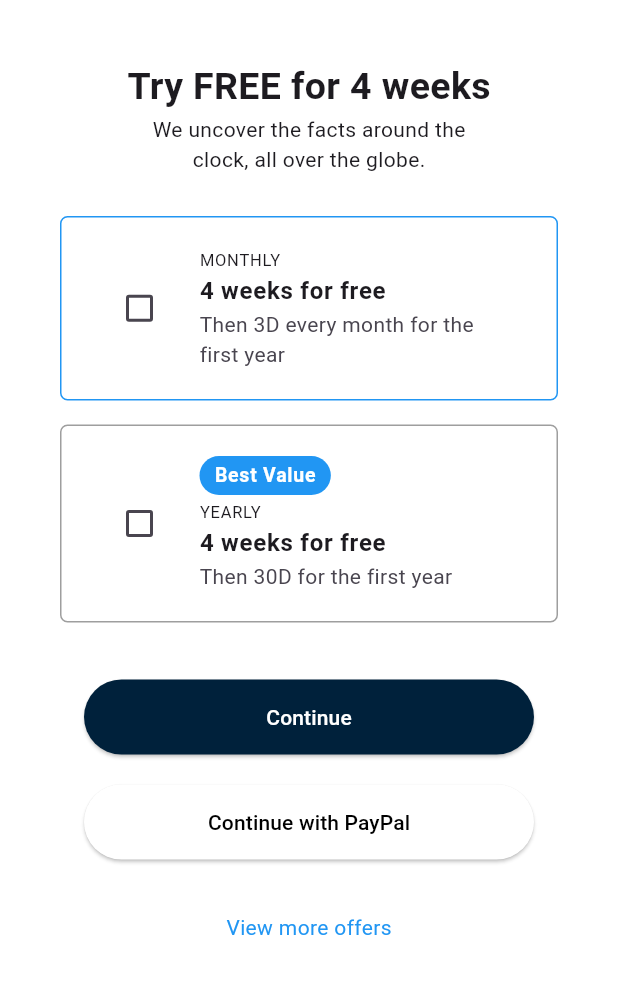
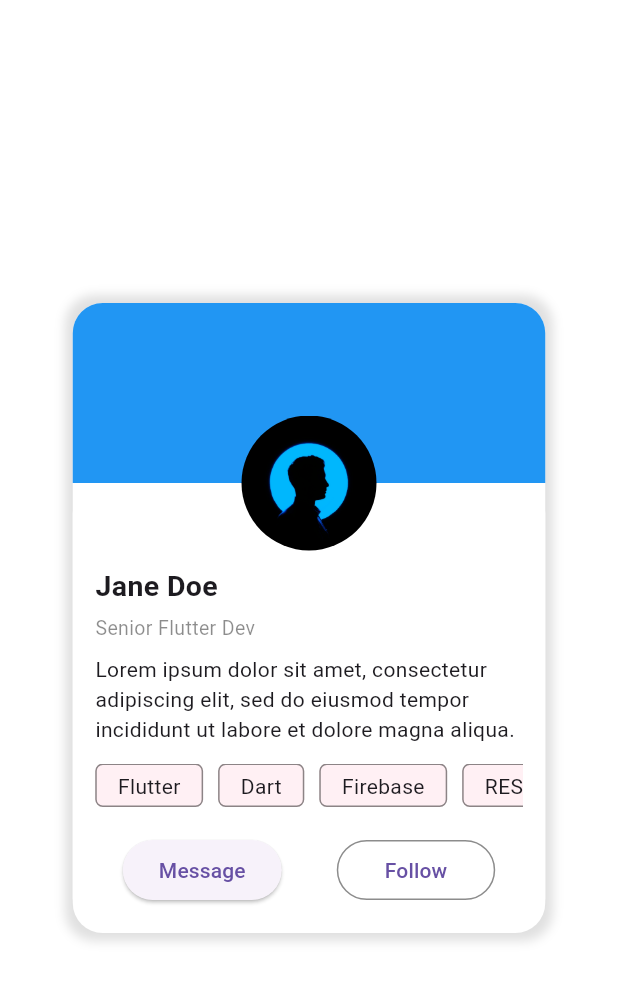
Before and after one commit to AlhasanNO/Flutter-UI-Samples, a Flutter app: the screen it shows after launch, on a phone screen of 412 x 824 dp. Shown: the top 981 px of the screen. Run offline on Flutter 3.47's test engine with Material 3 defaults, Android fonts, the phone set to English and light mode, and no system bars.

Commit message:
feat:(ui samples): add profile sample

```diff
--- a/lib/main.dart
+++ b/lib/main.dart
@@ -1,4 +1,5 @@
 import 'package:flutter/material.dart';
+import 'package:flutter_ui_samples/profile_sample/home_page.dart';
 import 'package:flutter_ui_samples/subscription_sample/views/home_page.dart';
 
 void main() {
@@ -11,7 +12,7 @@ class MyApp extends StatelessWidget {
   @override
   Widget build(BuildContext context) {
     return MaterialApp(
-      home: SubscriptionHomePage(),
+      home: ProfileHomePage(),
     );
   }
 }
--- /dev/null
+++ b/lib/profile_sample/home_page.dart
@@ -0,0 +1,155 @@
+import 'package:flutter/material.dart';
+import 'package:flutter_ui_samples/profile_sample/list_view_item.dart';
+
+class ProfileHomePage extends StatelessWidget {
+  const ProfileHomePage({super.key});
+
+  @override
+  Widget build(BuildContext context) {
+    return Scaffold(
+        backgroundColor: Colors.white,
+        body: Center(
+          child: Container(
+            decoration: BoxDecoration(
+              color: Colors.white,
+              boxShadow: [
+                BoxShadow(
+                  color: Colors.black12,
+                  blurRadius: 5.0,
+                  spreadRadius: 5.0,
+                )
+              ],
+              borderRadius: BorderRadius.circular(20.0),
+            ),
+            width: 315.0,
+            height: 420.0,
+            child: Stack(
+              children: [
+                Column(
+                  children: [
+                    Container(
+                      height: 120,
+                      decoration: BoxDecoration(
+                        color: Colors.blue,
+                        borderRadius: BorderRadius.only(
+                          topLeft: Radius.circular(20.0),
+                          topRight: Radius.circular(20.0),
+                        ),
+                      ),
+                    ),
+                    Container(
+                      padding: EdgeInsets.all(15.0),
+                      decoration: BoxDecoration(
+                        color: Colors.white,
+                        borderRadius: BorderRadius.circular(20.0),
+                      ),
+                      child: Column(
+                        crossAxisAlignment: CrossAxisAlignment.start,
+                        children: [
+                          SizedBox(
+                            height: 40.0,
+                          ),
+                          Text(
+                            'Jane Doe',
+                            style: TextStyle(
+                                fontSize: 19.0, fontWeight: FontWeight.bold),
+                          ),
+                          SizedBox(
+                            height: 5.0,
+                          ),
+                          Text(
+                            'Senior Flutter Dev',
+                            style: TextStyle(
+                                fontSize: 13.0, color: Colors.black45),
+                          ),
+                          SizedBox(
+                            height: 8.0,
+                          ),
+                          Text(
+                            'Lorem ipsum dolor sit amet, consectetur adipiscing elit, sed do eiusmod tempor incididunt ut labore et dolore magna aliqua.',
+                          ),
+                          SizedBox(
+                            height: 5.0,
+                          ),
+                          Container(
+                            padding: EdgeInsets.only(top: 8.0, bottom: 8.0),
+                            height: 45.0,
+                            child: ListView(
+                              scrollDirection: Axis.horizontal,
+                              children: [
+                                ListViewItem(skill: 'Flutter'),
+                                SizedBox(
+                                  width: 10.0,
+                                ),
+                                ListViewItem(skill: 'Dart'),
+                                SizedBox(
+                                  width: 10.0,
+                                ),
+                                ListViewItem(skill: 'Firebase'),
+                                SizedBox(
+                                  width: 10.0,
+                                ),
+                                ListViewItem(skill: 'REST'),
+                                SizedBox(
+                                  width: 10.0,
+                                ),
+                                ListViewItem(skill: 'GraphQL'),
+                                SizedBox(
+                                  width: 10.0,
+                                ),
+                              ],
+                            ),
+                          ),
+                          SizedBox(
+                            height: 10.0,
+                          ),
+                          Row(
+                            mainAxisAlignment: MainAxisAlignment.spaceAround,
+                            children: [
+                              ElevatedButton(
+                                  onPressed: () {}, child: Text('Message')),
+                              ElevatedButton(
+                                  style: TextButton.styleFrom(
+                                    backgroundColor: Colors.white,
+                                    elevation: 0.0,
+                                    shape: RoundedRectangleBorder(
+                                      side: BorderSide(
+                                        color: Colors.black45,
+                                      ),
+                                      borderRadius: BorderRadius.circular(20.0),
+                                    ),
+                                  ),
+                                  onPressed: () {},
+                                  child: Padding(
+                                    padding: const EdgeInsets.all(8.0),
+                                    child: Text('Follow'),
+                                  )),
+                            ],
+                          )
+                        ],
+                      ),
+                    ),
+                  ],
+                ),
+                Positioned(
+                  top: 75.0,
+                  left: 100.0,
+                  right: 100.0,
+                  child: Container(
+                    width: 90.0,
+                    height: 90.0,
+                    decoration: BoxDecoration(
+                      shape: BoxShape.circle,
+                      image: DecorationImage(
+                        image: AssetImage('assets/image1.jpg'),
+                        fit: BoxFit.cover,
+                      ),
+                    ),
+                  ),
+                )
+              ],
+            ),
+          ),
+        ));
+  }
+}
--- /dev/null
+++ b/lib/profile_sample/list_view_item.dart
@@ -0,0 +1,24 @@
+import 'package:flutter/material.dart';
+
+class ListViewItem extends StatelessWidget {
+  const ListViewItem({super.key, required this.skill});
+
+  final String skill;
+  @override
+  Widget build(BuildContext context) {
+    return Container(
+      decoration: BoxDecoration(
+          color: const Color.fromARGB(255, 255, 240, 244),
+          border: Border.all(
+            color: Colors.black45,
+            width: 1.0,
+          ),
+          borderRadius: BorderRadius.circular(5.0)),
+      padding: EdgeInsets.all(4.0),
+      child: Padding(
+        padding: const EdgeInsets.only(left: 10.0, right: 10.0),
+        child: Text(skill),
+      ),
+    );
+  }
+}
--- a/lib/subscription_sample/views/home_page.dart
+++ b/lib/subscription_sample/views/home_page.dart
@@ -1,5 +1,5 @@
+import 'package:flutter_ui_samples/subscription_sample/views/custom_widgets/check_box_demo.dart';
 import 'package:flutter/material.dart';
-import 'package:flutter_ui_samples/subscription_sample/custom_widgets/check_box_demo.dart';
 
 class SubscriptionHomePage extends StatelessWidget {
   const SubscriptionHomePage({super.key});
--- a/pubspec.yaml
+++ b/pubspec.yaml
@@ -62,6 +62,7 @@ flutter:
   #   - images/a_dot_ham.jpeg
 
   assets:
+    - assets/image1.jpg
     - assets/hotel/
 
   # An image asset can refer to one or more resolution-specific "variants", see
```
Also changed, not shown: assets/image1.jpg (added), lib/subscription_sample/views/custom_widgets/check_box_demo.dart (renamed from lib/subscription_sample/custom_widgets/check_box_demo.dart), 12 other files.
